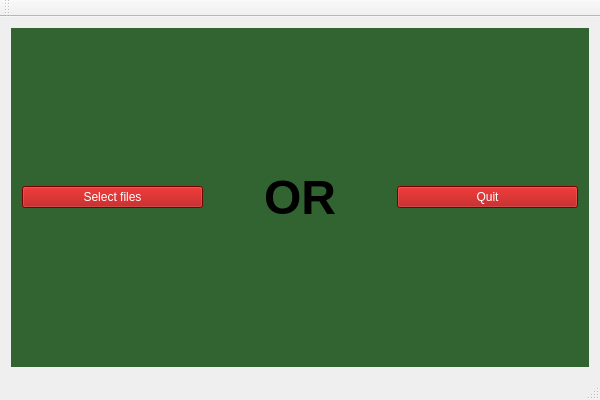
Old version of the form src/gui/MainWindow.ui in the repository zer0main/bacteria-ui.
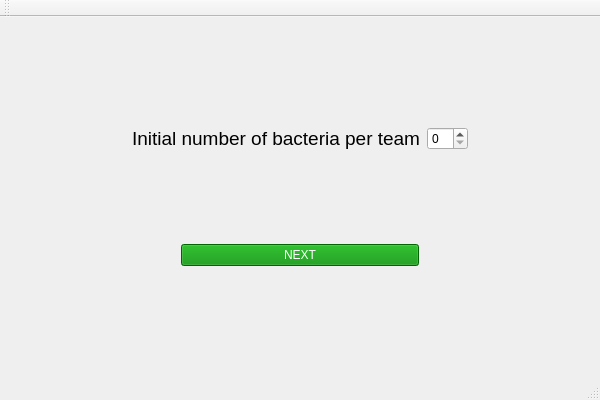
New version of the form. The open tabs and pages were chosen to show the change.

Commit message:
Determine ranges for all input data
Create model using makeModel() function also.

The edit to the form file:
```diff
--- a/src/gui/MainWindow.ui
+++ b/src/gui/MainWindow.ui
@@ -73,6 +73,95 @@
         </item>
        </layout>
       </widget>
+      <widget class="QWidget" name="bacteriaInputpage">
+       <layout class="QGridLayout" name="gridLayout_5">
+        <item row="0" column="0">
+         <layout class="QHBoxLayout" name="horizontalLayout_2">
+          <item>
+           <spacer name="horizontalSpacer_3">
+            <property name="orientation">
+             <enum>Qt::Horizontal</enum>
+            </property>
+            <property name="sizeHint" stdset="0">
+             <size>
+              <width>40</width>
+              <height>20</height>
+             </size>
+            </property>
+           </spacer>
+          </item>
+          <item>
+           <widget class="QLabel" name="label_5">
+            <property name="text">
+             <string>&lt;html&gt;&lt;head/&gt;&lt;body&gt;&lt;p&gt;&lt;span style=&quot; font-size:14pt;&quot;&gt;Initial number of bacteria per team&lt;/span&gt;&lt;/p&gt;&lt;/body&gt;&lt;/html&gt;</string>
+            </property>
+           </widget>
+          </item>
+          <item>
+           <widget class="QSpinBox" name="bacteriaNumber"/>
+          </item>
+          <item>
+           <spacer name="horizontalSpacer_4">
+            <property name="orientation">
+             <enum>Qt::Horizontal</enum>
+            </property>
+            <property name="sizeHint" stdset="0">
+             <size>
+              <width>40</width>
+              <height>20</height>
+             </size>
+            </property>
+           </spacer>
+          </item>
+         </layout>
+        </item>
+        <item row="1" column="0">
+         <layout class="QHBoxLayout" name="horizontalLayout_3" stretch="2,3,2">
+          <item>
+           <spacer name="horizontalSpacer">
+            <property name="orientation">
+             <enum>Qt::Horizontal</enum>
+            </property>
+            <property name="sizeHint" stdset="0">
+             <size>
+              <width>0</width>
+              <height>0</height>
+             </size>
+            </property>
+           </spacer>
+          </item>
+          <item>
+           <widget class="QPushButton" name="nextButton">
+            <property name="cursor">
+             <cursorShape>PointingHandCursor</cursorShape>
+            </property>
+            <property name="styleSheet">
+             <string notr="true">font: 20pt &quot;Sans&quot;;
+background-color: rgb(0, 140, 0);
+color: rgb(255, 255, 255);</string>
+            </property>
+            <property name="text">
+             <string>NEXT</string>
+            </property>
+           </widget>
+          </item>
+          <item>
+           <spacer name="horizontalSpacer_2">
+            <property name="orientation">
+             <enum>Qt::Horizontal</enum>
+            </property>
+            <property name="sizeHint" stdset="0">
+             <size>
+              <width>0</width>
+              <height>0</height>
+             </size>
+            </property>
+           </spacer>
+          </item>
+         </layout>
+        </item>
+       </layout>
+      </widget>
       <widget class="QWidget" name="inputpage">
        <property name="styleSheet">
         <string notr="true"/>
@@ -92,9 +181,6 @@
           </property>
          </widget>
         </item>
-        <item row="2" column="2">
-         <widget class="QSpinBox" name="bacteriaNumber"/>
-        </item>
         <item row="0" column="3">
          <spacer name="horizontalSpacer_8">
           <property name="orientation">
```
Left out of the diff: 23 changed lines with no effect on the pictures. The commit also changes 2 other files.
